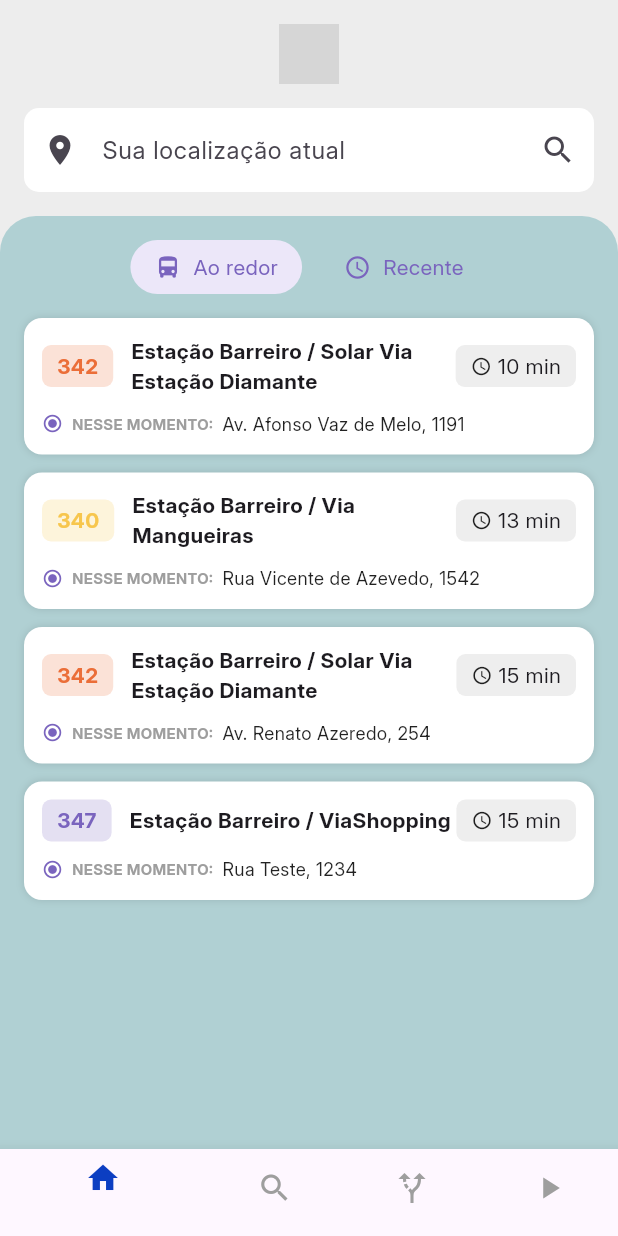
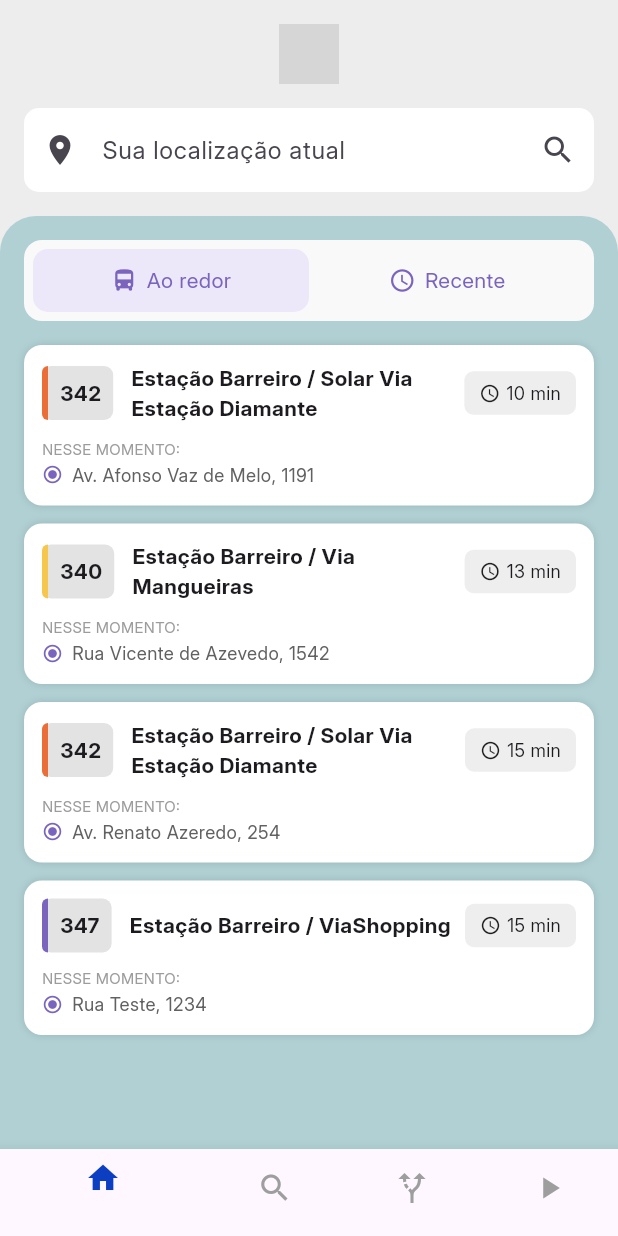
Before and after one commit to anaclaravr/wemoove_mobile, a Flutter app: the screen it shows after launch, on a phone screen of 412 x 824 dp. Run offline on Flutter 3.47's test engine with Material 3 defaults, Android fonts, the phone set to English and light mode, and no system bars; grey boxes are pictures that could not be loaded.

Commit message:
Mudança de design

```diff
--- a/lib/core/theme/colors.dart
+++ b/lib/core/theme/colors.dart
@@ -8,4 +8,10 @@ class AppColors {
   static const laranja = Color(0xFFEB6E38);
   static const amarelo = Color(0xFFF7C64D);
   static const fundoApp = Color(0xFFEDEDED);
+
+  // Extras usados no protótipo atualizado
+  static const cinzaCaixaNumero = Color(0xFFE3E3E3);
+  static const fundoTabs = Color(0xFFFAF9F9);
+  static const textoEndereco = Color(0xFF616161);
+  static const textoMomento = Color(0xFF9C9C9C);
 }
--- a/lib/screens/home_screen.dart
+++ b/lib/screens/home_screen.dart
@@ -87,7 +87,6 @@ class _HomeScreenState extends State<HomeScreen> {
               ),
             ),
             const SizedBox(height: 16),
-            // Fundo arredondado verde água
             Expanded(
               child: Container(
                 decoration: const BoxDecoration(
@@ -97,8 +96,14 @@ class _HomeScreenState extends State<HomeScreen> {
                 child: Column(
                   children: [
                     const SizedBox(height: 16),
-                    Row(
-                      mainAxisAlignment: MainAxisAlignment.center,
+                    Container(
+                      padding: const EdgeInsets.all(6),
+                      margin: const EdgeInsets.symmetric(horizontal: 16),
+                      decoration: BoxDecoration(
+                        color: const Color(0xFFFAF9F9),
+                        borderRadius: BorderRadius.circular(12),
+                      ),
+                      child: Row(
                         children: [
                           _TabButton(
                             icon: Icons.directions_bus,
@@ -106,7 +111,6 @@ class _HomeScreenState extends State<HomeScreen> {
                             isSelected: isNearby,
                             onTap: () => setState(() => isNearby = true),
                           ),
-                        const SizedBox(width: 12),
                           _TabButton(
                             icon: Icons.schedule,
                             text: "Recente",
@@ -114,6 +118,7 @@ class _HomeScreenState extends State<HomeScreen> {
                             onTap: () => setState(() => isNearby = false),
                           ),
                         ],
+                      ),
                     ),
                     const SizedBox(height: 16),
                     Expanded(
@@ -150,18 +155,20 @@ class _TabButton extends StatelessWidget {
 
   @override
   Widget build(BuildContext context) {
-    return GestureDetector(
+    return Expanded(
+      child: GestureDetector(
         onTap: onTap,
         child: Container(
-        padding: const EdgeInsets.symmetric(horizontal: 16, vertical: 8),
+          height: 42,
           decoration: BoxDecoration(
             color: isSelected ? AppColors.lilasClaro : Colors.transparent,
-          borderRadius: BorderRadius.circular(20),
+            borderRadius: BorderRadius.circular(10),
           ),
           child: Row(
+            mainAxisAlignment: MainAxisAlignment.center,
             children: [
               Icon(icon, color: AppColors.roxo, size: 18),
-            const SizedBox(width: 8),
+              const SizedBox(width: 6),
               Text(
                 text,
                 style: const TextStyle(
@@ -173,6 +180,7 @@ class _TabButton extends StatelessWidget {
             ],
           ),
         ),
+      ),
     );
   }
 }
--- a/lib/widgets/bus_card.dart
+++ b/lib/widgets/bus_card.dart
@@ -35,22 +35,37 @@ class BusCard extends StatelessWidget {
         children: [
           Row(
             children: [
+              // Caixa com linha lateral colorida e número do ônibus
               Container(
-                padding: const EdgeInsets.symmetric(
-                  horizontal: 10,
-                  vertical: 4,
-                ),
                 decoration: BoxDecoration(
-                  color: getLineColor().withOpacity(0.2),
+                  color: const Color(0xFFE3E3E3),
                   borderRadius: BorderRadius.circular(6),
                 ),
-                child: Text(
-                  route.numero.toString(),
-                  style: TextStyle(
-                    fontFamily: 'Inter',
-                    fontWeight: FontWeight.bold,
-                    color: getLineColor(),
-                  ),
+                child: Row(
+                  children: [
+                    Container(
+                      width: 4,
+                      height: 36,
+                      decoration: BoxDecoration(
+                        color: getLineColor(),
+                        borderRadius: const BorderRadius.only(
+                          topLeft: Radius.circular(6),
+                          bottomLeft: Radius.circular(6),
+                        ),
+                      ),
+                    ),
+                    Padding(
+                      padding: const EdgeInsets.symmetric(horizontal: 8),
+                      child: Text(
+                        route.numero.toString(),
+                        style: const TextStyle(
+                          fontFamily: 'Inter',
+                          fontWeight: FontWeight.bold,
+                          fontSize: 14,
+                        ),
+                      ),
+                    ),
+                  ],
                 ),
               ),
               const SizedBox(width: 12),
@@ -67,7 +82,7 @@ class BusCard extends StatelessWidget {
               Container(
                 padding: const EdgeInsets.symmetric(
                   horizontal: 10,
-                  vertical: 4,
+                  vertical: 6,
                 ),
                 decoration: BoxDecoration(
                   color: Colors.grey.shade200,
@@ -79,7 +94,7 @@ class BusCard extends StatelessWidget {
                     const SizedBox(width: 4),
                     Text(
                       route.tempo,
-                      style: const TextStyle(fontFamily: 'Inter'),
+                      style: const TextStyle(fontFamily: 'Inter', fontSize: 12),
                     ),
                   ],
                 ),
@@ -87,6 +102,16 @@ class BusCard extends StatelessWidget {
             ],
           ),
           const SizedBox(height: 10),
+          const Text(
+            "NESSE MOMENTO:",
+            style: TextStyle(
+              fontSize: 10,
+              fontFamily: 'Inter',
+              fontWeight: FontWeight.w500,
+              color: Color(0xFF9C9C9C),
+            ),
+          ),
+          const SizedBox(height: 2),
           Row(
             children: [
               const Icon(
@@ -95,23 +120,14 @@ class BusCard extends StatelessWidget {
                 size: 14,
               ),
               const SizedBox(width: 6),
-              const Text(
-                "NESSE MOMENTO:",
-                style: TextStyle(
-                  fontSize: 10,
-                  fontFamily: 'Inter',
-                  fontWeight: FontWeight.bold,
-                  color: Colors.grey,
-                ),
-              ),
-              const SizedBox(width: 6),
               Expanded(
                 child: Text(
                   route.localizacao,
                   style: const TextStyle(
                     fontSize: 12,
                     fontFamily: 'Inter',
-                    color: Colors.black87,
+                    fontWeight: FontWeight.w400,
+                    color: Color(0xFF616161),
                   ),
                 ),
               ),
```
Lines whose indentation alone changed are shown as unchanged.
